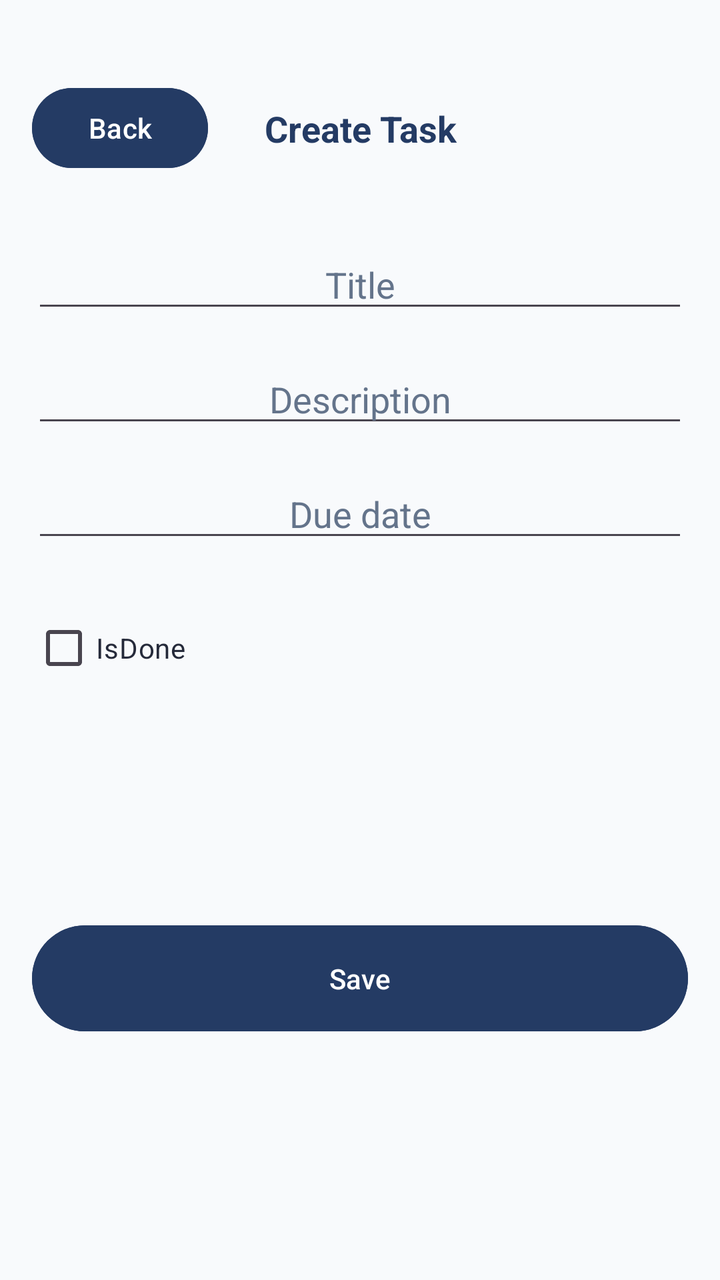
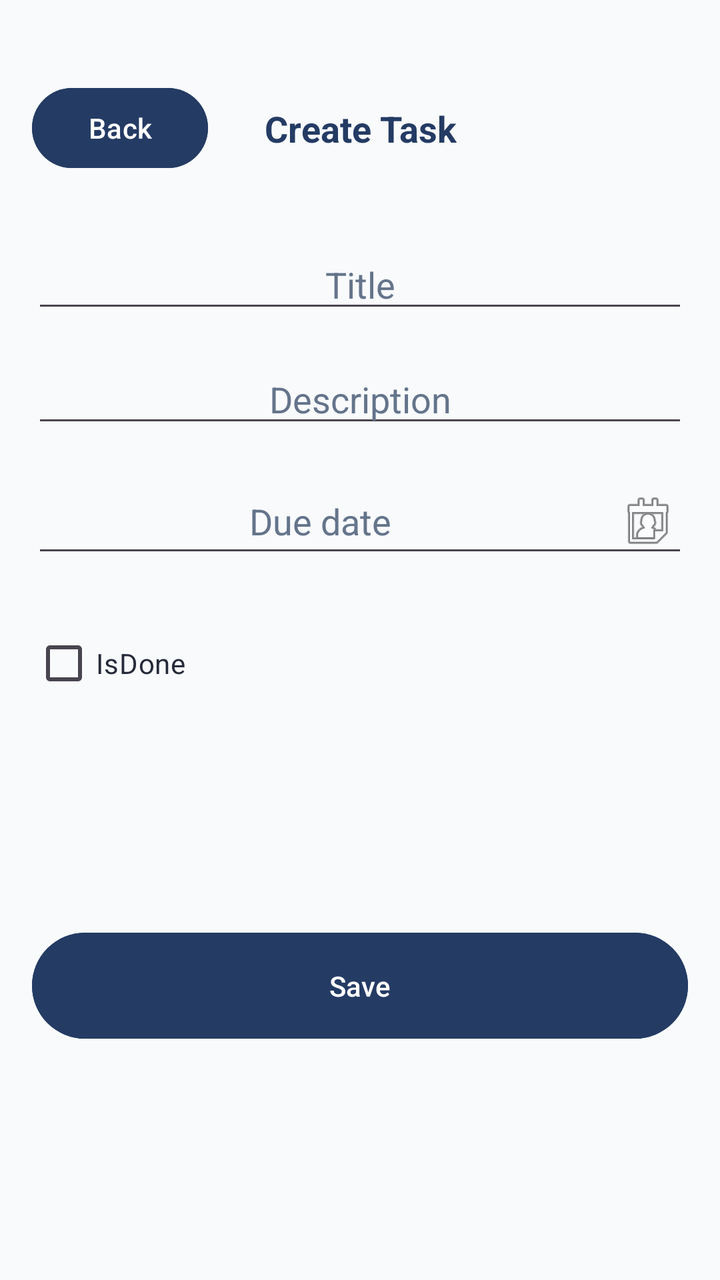

An Android layout rendered at two revisions. The XML below is the earlier revision; the diff shows what the commit changed to produce the second picture.
<!-- AndroidManifest.xml: application theme Theme.Task_Tracker_V2 -->
<!-- res/layout/activity_create_tasks.xml -->
<?xml version="1.0" encoding="utf-8"?>
<androidx.core.widget.NestedScrollView
    xmlns:android="http://schemas.android.com/apk/res/android"
    xmlns:app="http://schemas.android.com/apk/res-auto"
    xmlns:tools="http://schemas.android.com/tools"
    android:id="@+id/main"
    android:layout_width="match_parent"
    android:layout_height="match_parent"
    android:background="@color/background"
    android:fillViewport="true"
    android:clipToPadding="false"
    tools:context=".CreateTasksActivity">

    <androidx.constraintlayout.widget.ConstraintLayout
        android:layout_width="match_parent"
        android:layout_height="wrap_content">

    
    <Button
        android:id="@+id/button3"
        android:layout_width="wrap_content"
        android:layout_height="wrap_content"
        android:layout_marginStart="16dp"
        android:layout_marginTop="40dp"
        android:text="Back"
        android:backgroundTint="@color/primary"
        android:textColor="@color/on_primary"
        app:layout_constraintStart_toStartOf="parent"
        app:layout_constraintTop_toTopOf="parent" />

    

    <TextView
        android:id="@+id/textView"
        android:layout_width="0dp"
        android:layout_height="wrap_content"
        android:layout_marginStart="16dp"
        android:layout_marginEnd="16dp"
        android:gravity="center"
        android:text="Create Task"
        android:textColor="@color/primary"
        android:textSize="18sp"
        android:textStyle="bold"
        app:layout_constraintStart_toStartOf="parent"
        app:layout_constraintEnd_toEndOf="parent"
        app:layout_constraintTop_toTopOf="@+id/button3"
        app:layout_constraintBottom_toBottomOf="@+id/button3" />

    
    <EditText
        android:id="@+id/editTextText2"
        android:layout_width="0dp"
        android:layout_height="wrap_content"
        android:layout_marginStart="16dp"
        android:layout_marginTop="32dp"
        android:layout_marginEnd="16dp"
        android:ems="10"
        android:hint="Title"
        android:inputType="text"
        android:textAlignment="center"
        android:textColor="@color/on_surface"
        android:textColorHint="@color/secondary"
        app:layout_constraintEnd_toEndOf="parent"
        app:layout_constraintStart_toStartOf="parent"
        app:layout_constraintTop_toBottomOf="@+id/button3" />

    
    <TextView
        android:id="@+id/textView3"
        android:layout_width="0dp"
        android:layout_height="wrap_content"
        android:layout_marginStart="16dp"
        android:layout_marginTop="4dp"
        android:layout_marginEnd="16dp"
        android:text="The title cannot be empty"
        android:textColor="@color/error"
        android:textStyle="bold"
        android:visibility="gone"
        app:layout_constraintEnd_toEndOf="parent"
        app:layout_constraintStart_toStartOf="parent"
        app:layout_constraintTop_toBottomOf="@+id/editTextText2" />

    

    

    
    <EditText
        android:id="@+id/editTextTextMultiLine"
        android:layout_width="0dp"
        android:layout_height="wrap_content"
        android:layout_marginStart="16dp"
        android:layout_marginTop="16dp"
        android:layout_marginEnd="16dp"
        android:ems="10"
        android:gravity="start|top"
        android:hint="Description"
        android:inputType="textMultiLine"
        android:maxLines="4"
        android:minLines="1"
        android:textAlignment="center"
        android:textColor="@color/on_surface"
        android:textColorHint="@color/secondary"
        app:layout_constraintEnd_toEndOf="parent"
        app:layout_constraintHorizontal_bias="0.0"
        app:layout_constraintStart_toStartOf="parent"
        app:layout_constraintTop_toBottomOf="@+id/textView3" />

    <EditText
        android:id="@+id/textDueDate"
        android:layout_width="0dp"
        android:layout_height="wrap_content"
        android:layout_marginStart="16dp"
        android:layout_marginTop="16dp"
        android:layout_marginEnd="16dp"
        android:ems="10"
        android:hint="Due date"
        android:inputType="date"
        android:textAlignment="center"
        android:textColor="@color/on_surface"
        android:textColorHint="@color/secondary"
        app:layout_constraintEnd_toEndOf="parent"
        app:layout_constraintHorizontal_bias="0.0"
        app:layout_constraintStart_toStartOf="parent"
        app:layout_constraintTop_toBottomOf="@+id/editTextTextMultiLine" />

    <CheckBox
        android:id="@+id/checkBox"
        android:layout_width="wrap_content"
        android:layout_height="wrap_content"
        android:layout_marginStart="16dp"
        android:layout_marginTop="24dp"
        android:text="IsDone"
        android:textColor="@color/on_surface"
        app:layout_constraintStart_toStartOf="parent"
        app:layout_constraintTop_toBottomOf="@+id/textDueDate" />

    
    <Button
        android:id="@+id/button2"
        android:layout_width="0dp"
        android:layout_height="61dp"
        android:layout_marginStart="16dp"
        android:layout_marginTop="24dp"
        android:layout_marginEnd="16dp"
        android:text="Save"
        android:backgroundTint="@color/primary"
        android:textColor="@color/on_primary"
        app:layout_constraintEnd_toEndOf="parent"
        app:layout_constraintStart_toStartOf="parent"
        app:layout_constraintTop_toBottomOf="@+id/checkBox"
        app:layout_constraintBottom_toBottomOf="parent"
        android:layout_marginBottom="34dp"
        />
    </androidx.constraintlayout.widget.ConstraintLayout>
</androidx.core.widget.NestedScrollView>
<!-- resources referenced by this layout -->
<resources>
  <color name="background">#F8FAFC</color>
  <color name="error">#DC4C4C</color>
  <color name="on_primary">#FFFFFFFF</color>
  <color name="on_surface">#252A3A</color>
  <color name="primary">#243B64</color>
  <color name="secondary">#64748B</color>
  <style name="Theme.Task_Tracker_V2" parent="Base.Theme.Task_Tracker_V2" />
  <style name="Base.Theme.Task_Tracker_V2" parent="Theme.Material3.DayNight.NoActionBar">
  
  
          
          <item name="colorPrimary">@color/primary</item>
          <item name="colorOnPrimary">@color/on_primary</item>
  
          
          <item name="colorSecondary">@color/secondary</item>
          <item name="colorOnSecondary">@color/on_secondary</item>
  
          
          <item name="android:colorBackground">@color/background</item>
          <item name="colorSurface">@color/surface</item>
          <item name="colorOnSurface">@color/on_surface</item>
  
          
          <item name="android:statusBarColor">@color/background</item>
          <item name="android:windowLightStatusBar">true</item>
  
      </style>
  <color name="on_secondary">#FFFFFFFF</color>
  <color name="surface">#FFFFFFFF</color>
</resources>

<!-- the commit's change to res/layout/activity_create_tasks.xml (unified diff, before → after) -->
@@ -106,23 +106,27 @@
         app:layout_constraintStart_toStartOf="parent"
         app:layout_constraintTop_toBottomOf="@+id/textView3" />
 
-    <EditText
-        android:id="@+id/textDueDate"
-        android:layout_width="0dp"
-        android:layout_height="wrap_content"
-        android:layout_marginStart="16dp"
-        android:layout_marginTop="16dp"
-        android:layout_marginEnd="16dp"
-        android:ems="10"
-        android:hint="Due date"
-        android:inputType="date"
-        android:textAlignment="center"
-        android:textColor="@color/on_surface"
-        android:textColorHint="@color/secondary"
-        app:layout_constraintEnd_toEndOf="parent"
-        app:layout_constraintHorizontal_bias="0.0"
-        app:layout_constraintStart_toStartOf="parent"
-        app:layout_constraintTop_toBottomOf="@+id/editTextTextMultiLine" />
+        <EditText
+            android:id="@+id/textDueDate"
+            android:layout_width="0dp"
+            android:layout_height="wrap_content"
+            android:layout_marginStart="16dp"
+            android:layout_marginTop="16dp"
+            android:layout_marginEnd="16dp"
+            android:clickable="true"
+            android:drawableEnd="@android:drawable/ic_menu_my_calendar"
+            android:drawablePadding="8dp"
+            android:ems="10"
+            android:focusable="false"
+            android:hint="Due date"
+            android:inputType="none"
+            android:textAlignment="center"
+            android:textColor="@color/on_surface"
+            android:textColorHint="@color/secondary"
+            app:layout_constraintEnd_toEndOf="parent"
+            app:layout_constraintHorizontal_bias="0.0"
+            app:layout_constraintStart_toStartOf="parent"
+            app:layout_constraintTop_toBottomOf="@+id/editTextTextMultiLine" />
 
     <CheckBox
         android:id="@+id/checkBox"
